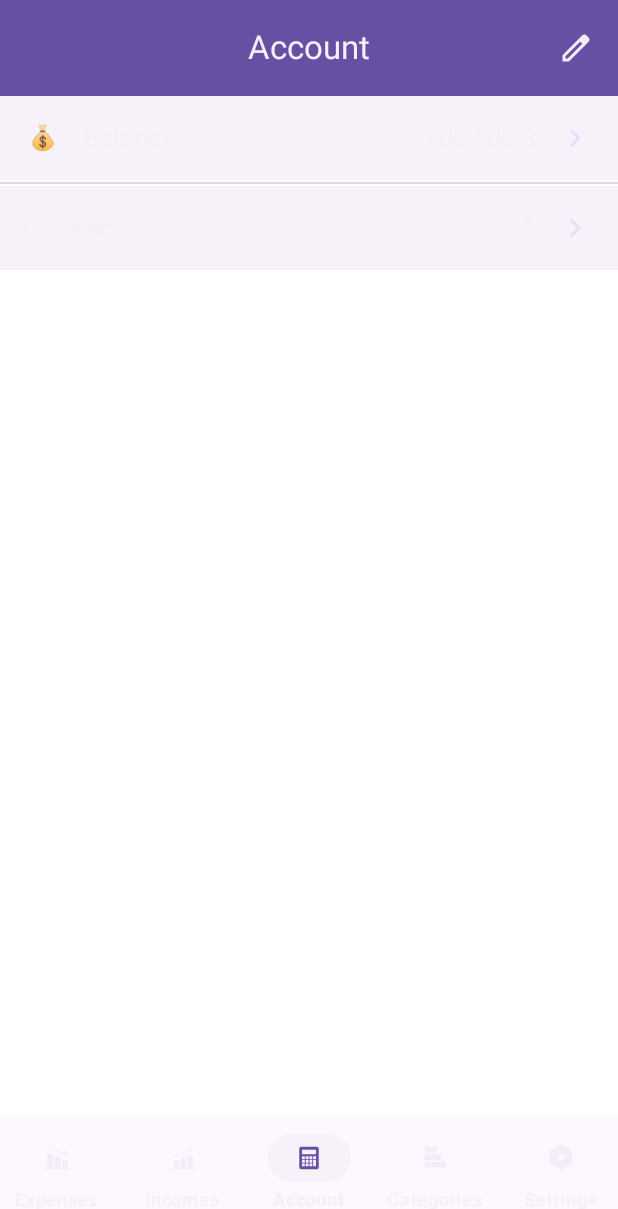
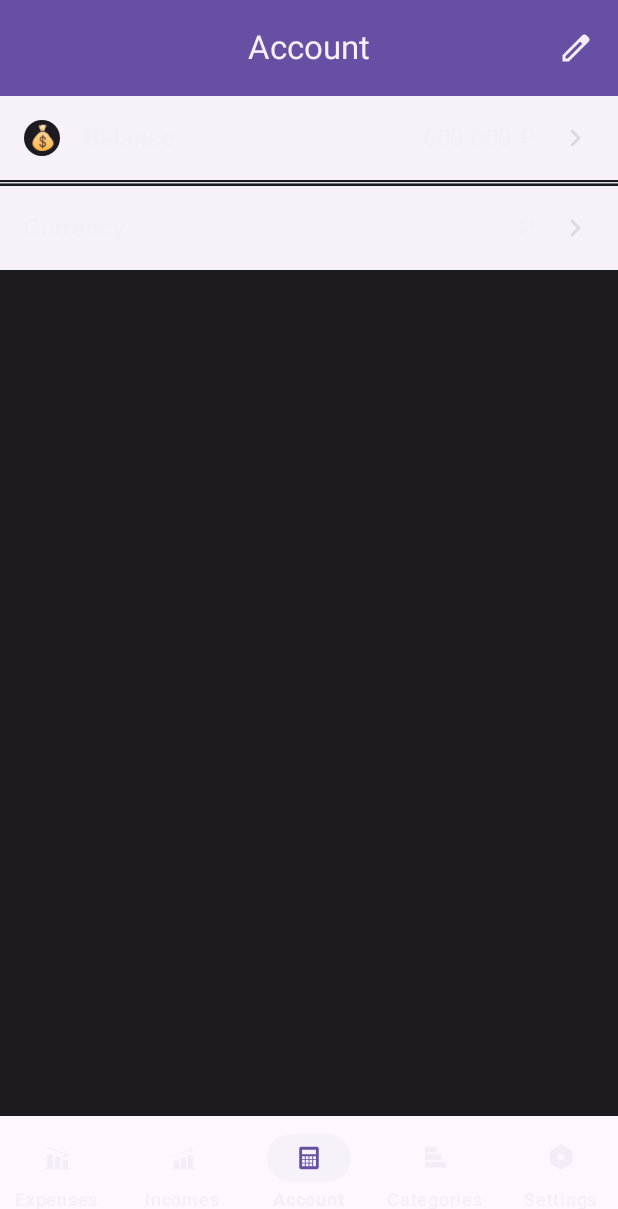
Before and after one commit to NikitaTropin3536/FinancialApp, an Android app built with Jetpack Compose: the AccountScreen screen opened through its navigation route, on a phone screen of 412 x 824 dp. Shown: the top 1209 px of the screen. Run offline under Robolectric (Android 15) with nearby library versions, the phone set to English and light mode, and no system bars.

Commit message:
minor changes: AccountScreen

```diff
--- a/app/src/main/java/com/atech/financialapp/screens/AccountScreen.kt
+++ b/app/src/main/java/com/atech/financialapp/screens/AccountScreen.kt
@@ -3,7 +3,7 @@ package com.atech.financialapp.screens
 import androidx.compose.foundation.background
 import androidx.compose.foundation.layout.Arrangement
 import androidx.compose.foundation.layout.Column
-import androidx.compose.material3.Divider
+import androidx.compose.material3.HorizontalDivider
 import androidx.compose.material3.Icon
 import androidx.compose.material3.MaterialTheme
 import androidx.compose.runtime.Composable
@@ -30,39 +30,43 @@ private fun AccountScreenPreview() {
 fun AccountScreen() {
     Column(
         modifier = Modifier.background(
-            Color.White
+            MaterialTheme.colorScheme.onSurface
         ),
         verticalArrangement = Arrangement.spacedBy(1.dp)
     ) {
 
         ColumnItem(
             title = stringResource(R.string.balance),
-            value = "-600 000 $",
+            value = "-600 000 ₽",
             emoji = "\uD83D\uDCB0",
+            emjColor = MaterialTheme.colorScheme.onSurface,
             color = MaterialTheme.colorScheme.surfaceContainerLow,
 
             viewRight = {
                 Icon(
                     painter = painterResource(R.drawable.ic_chevron_right),
                     contentDescription = null,
-                    tint = MaterialTheme.colorScheme.secondaryContainer
+                    tint = MaterialTheme.colorScheme.surfaceDim
                 )
             }
 
         )
 
-        Divider(color = MaterialTheme.colorScheme.surfaceDim)
+        HorizontalDivider(
+            color = MaterialTheme.colorScheme.surfaceDim,
+            thickness = 1.dp
+        )
 
         ColumnItem(
             title = stringResource(R.string.currency),
-            value = "$",
+            value = "₽",
             color = MaterialTheme.colorScheme.surfaceContainerLow,
 
             viewRight = {
                 Icon(
                     painter = painterResource(R.drawable.ic_chevron_right),
                     contentDescription = null,
-                    tint = MaterialTheme.colorScheme.secondaryContainer
+                    tint = MaterialTheme.colorScheme.surfaceDim
                 )
             }
 
```
